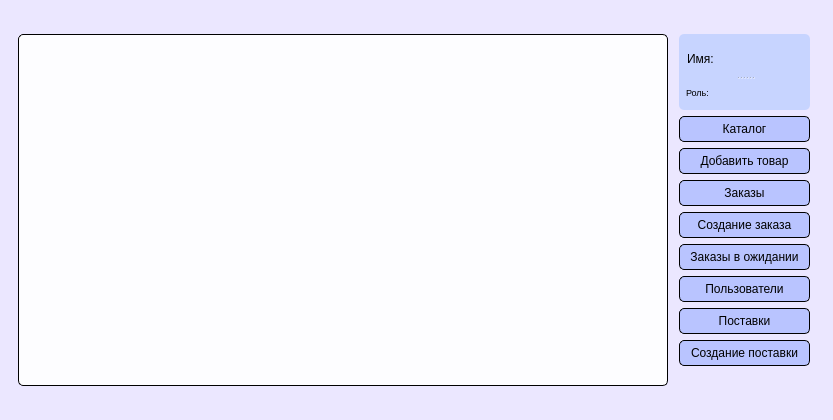
The window that APP/forms/forms_ui/main_form.ui (Danyfff/Diplom_APP) describes before a commit, drawn with Qt 5.
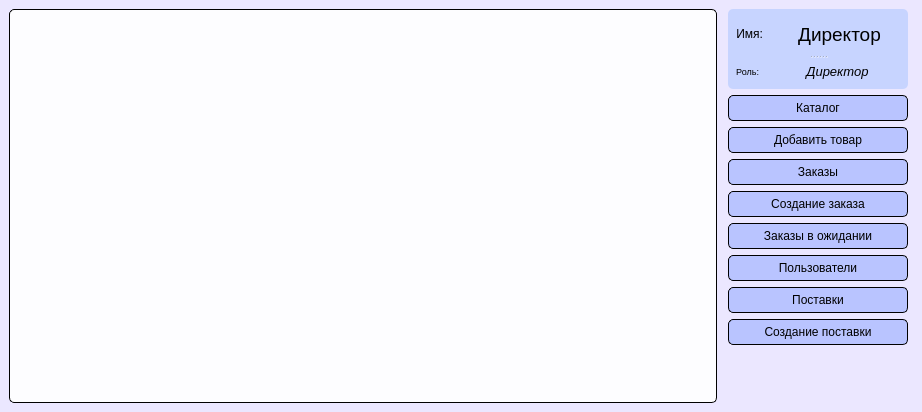
The same window after the commit.

Commit message: create delete product and update GUI

The edit to the form file:
```diff
--- a/APP/forms/forms_ui/main_form.ui
+++ b/APP/forms/forms_ui/main_form.ui
@@ -6,8 +6,8 @@
    <rect>
     <x>0</x>
     <y>0</y>
-    <width>833</width>
-    <height>420</height>
+    <width>922</width>
+    <height>412</height>
    </rect>
   </property>
   <property name="windowTitle">
@@ -17,44 +17,18 @@
    <string notr="true">background-color: rgb(235, 231, 255);</string>
   </property>
   <widget class="QWidget" name="centralwidget">
-   <layout class="QVBoxLayout" name="verticalLayout_4">
+   <layout class="QHBoxLayout" name="horizontalLayout_5">
     <item>
      <layout class="QHBoxLayout" name="horizontalLayout_4">
-      <item>
-       <spacer name="horizontalSpacer_2">
-        <property name="orientation">
-         <enum>Qt::Horizontal</enum>
-        </property>
-        <property name="sizeHint" stdset="0">
-         <size>
-          <width>40</width>
-          <height>20</height>
-         </size>
-        </property>
-       </spacer>
-      </item>
       <item>
        <layout class="QVBoxLayout" name="verticalLayout_3">
-        <item>
-         <spacer name="verticalSpacer_2">
-          <property name="orientation">
-           <enum>Qt::Vertical</enum>
-          </property>
-          <property name="sizeHint" stdset="0">
-           <size>
-            <width>20</width>
-            <height>40</height>
-           </size>
-          </property>
-         </spacer>
-        </item>
         <item>
          <layout class="QHBoxLayout" name="horizontalLayout_3">
           <item>
            <widget class="QTableWidget" name="table_data">
             <property name="minimumSize">
              <size>
-              <width>650</width>
+              <width>700</width>
               <height>350</height>
              </size>
             </property>
@@ -84,6 +58,24 @@
               </property>
               <item>
                <widget class="QSplitter" name="splitter">
+                <property name="sizePolicy">
+                 <sizepolicy hsizetype="Preferred" vsizetype="Fixed">
+                  <horstretch>0</horstretch>
+                  <verstretch>0</verstretch>
+                 </sizepolicy>
+                </property>
+                <property name="minimumSize">
+                 <size>
+                  <width>180</width>
+                  <height>80</height>
+                 </size>
+                </property>
+                <property name="maximumSize">
+                 <size>
+                  <width>230</width>
+                  <height>80</height>
+                 </size>
+                </property>
                 <property name="styleSheet">
                  <string notr="true">background-color: rgb(199, 212, 255);
 padding: 5, 5, 5, 0;
@@ -126,6 +118,9 @@
                     <property name="text">
                      <string>Имя:</string>
                     </property>
+                    <property name="alignment">
+                     <set>Qt::AlignRight|Qt::AlignTrailing|Qt::AlignVCenter</set>
+                    </property>
                    </widget>
                   </item>
                   <item>
@@ -157,7 +152,7 @@
                      <string notr="true"/>
                     </property>
                     <property name="text">
-                     <string/>
+                     <string>Директор</string>
                     </property>
                     <property name="alignment">
                      <set>Qt::AlignCenter</set>
@@ -199,6 +194,9 @@
                     <property name="text">
                      <string>Роль:</string>
                     </property>
+                    <property name="alignment">
+                     <set>Qt::AlignRight|Qt::AlignTrailing|Qt::AlignVCenter</set>
+                    </property>
                    </widget>
                   </item>
                   <item>
@@ -218,7 +216,10 @@
                      </font>
                     </property>
                     <property name="text">
-                     <string/>
+                     <string>Директор</string>
+                    </property>
+                    <property name="alignment">
+                     <set>Qt::AlignCenter</set>
                     </property>
                    </widget>
                   </item>
@@ -228,6 +229,12 @@
               </item>
               <item>
                <widget class="QPushButton" name="products_btn">
+                <property name="maximumSize">
+                 <size>
+                  <width>230</width>
+                  <height>16777215</height>
+                 </size>
+                </property>
                 <property name="styleSheet">
                  <string notr="true">QPushButton {
 	background-color: rgb(185, 196, 255);
@@ -257,6 +264,12 @@
                   <verstretch>0</verstretch>
                  </sizepolicy>
                 </property>
+                <property name="maximumSize">
+                 <size>
+                  <width>230</width>
+                  <height>16777215</height>
+                 </size>
+                </property>
                 <property name="styleSheet">
                  <string notr="true">QPushButton {
 	background-color: rgb(185, 196, 255);
@@ -280,6 +293,12 @@
               </item>
               <item>
                <widget class="QPushButton" name="orders_btn">
+                <property name="maximumSize">
+                 <size>
+                  <width>230</width>
+                  <height>16777215</height>
+                 </size>
+                </property>
                 <property name="styleSheet">
                  <string notr="true">QPushButton {
 	background-color: rgb(185, 196, 255);
@@ -303,6 +322,12 @@
               </item>
               <item>
                <widget class="QPushButton" name="create_order_btn">
+                <property name="maximumSize">
+                 <size>
+                  <width>230</width>
+                  <height>16777215</height>
+                 </size>
+                </property>
                 <property name="styleSheet">
                  <string notr="true">QPushButton {
 	background-color: rgb(185, 196, 255);
@@ -325,7 +350,13 @@
                </widget>
               </item>
               <item>
-               <widget class="QPushButton" name="pushButton">
+               <widget class="QPushButton" name="orders_waiting_btn">
+                <property name="maximumSize">
+                 <size>
+                  <width>230</width>
+                  <height>16777215</height>
+                 </size>
+                </property>
                 <property name="styleSheet">
                  <string notr="true">QPushButton {
 	background-color: rgb(185, 196, 255);
@@ -349,6 +380,12 @@
               </item>
               <item>
                <widget class="QPushButton" name="users_btn">
+                <property name="maximumSize">
+                 <size>
+                  <width>230</width>
+                  <height>16777215</height>
+                 </size>
+                </property>
                 <property name="styleSheet">
                  <string notr="true">QPushButton {
 	background-color: rgb(185, 196, 255);
@@ -372,6 +409,12 @@
               </item>
               <item>
                <widget class="QPushButton" name="supplies_btn">
+                <property name="maximumSize">
+                 <size>
+                  <width>230</width>
+                  <height>16777215</height>
+                 </size>
+                </property>
                 <property name="styleSheet">
                  <string notr="true">QPushButton {
 	background-color: rgb(185, 196, 255);
@@ -395,6 +438,12 @@
               </item>
               <item>
                <widget class="QPushButton" name="create_supplies_btn">
+                <property name="maximumSize">
+                 <size>
+                  <width>230</width>
+                  <height>16777215</height>
+                 </size>
+                </property>
                 <property name="styleSheet">
                  <string notr="true">QPushButton {
 	background-color: rgb(185, 196, 255);
@@ -416,6 +465,19 @@
                 </property>
                </widget>
               </item>
+              <item>
+               <spacer name="verticalSpacer">
+                <property name="orientation">
+                 <enum>Qt::Vertical</enum>
+                </property>
+                <property name="sizeHint" stdset="0">
+                 <size>
+                  <width>20</width>
+                  <height>40</height>
+                 </size>
+                </property>
+               </spacer>
+              </item>
              </layout>
             </item>
             <item>
@@ -423,6 +485,9 @@
               <property name="orientation">
                <enum>Qt::Horizontal</enum>
               </property>
+              <property name="sizeType">
+               <enum>QSizePolicy::Minimum</enum>
+              </property>
               <property name="sizeHint" stdset="0">
                <size>
                 <width>60</width>
@@ -435,34 +500,8 @@
           </item>
          </layout>
         </item>
-        <item>
-         <spacer name="verticalSpacer_3">
-          <property name="orientation">
-           <enum>Qt::Vertical</enum>
-          </property>
-          <property name="sizeHint" stdset="0">
-           <size>
-            <width>20</width>
-            <height>40</height>
-           </size>
-          </property>
-         </spacer>
-        </item>
        </layout>
       </item>
-      <item>
-       <spacer name="horizontalSpacer_3">
-        <property name="orientation">
-         <enum>Qt::Horizontal</enum>
-        </property>
-        <property name="sizeHint" stdset="0">
-         <size>
-          <width>40</width>
-          <height>20</height>
-         </size>
-        </property>
-       </spacer>
-      </item>
      </layout>
     </item>
    </layout>
```
The commit also changes 4 other files.
